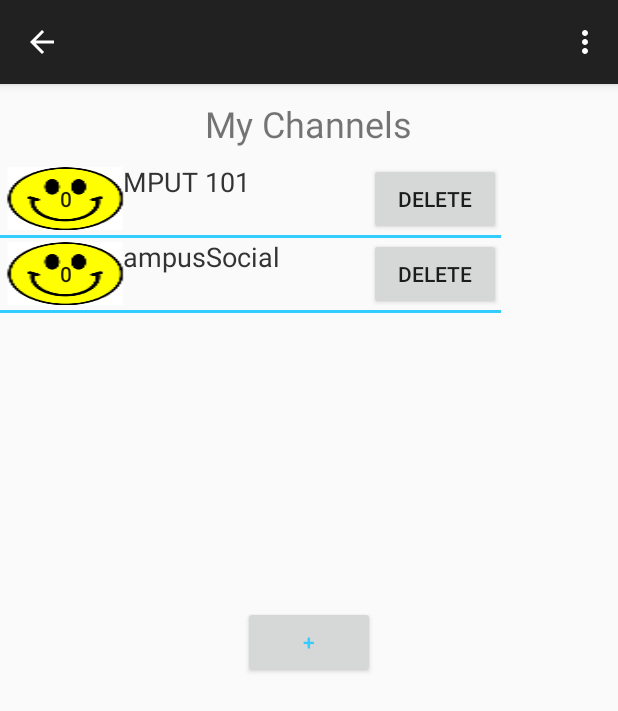
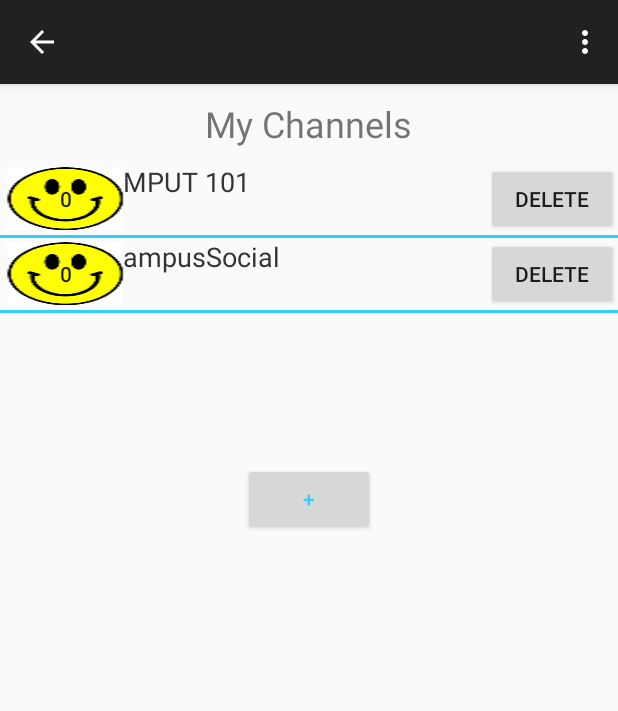
Before and after one commit to cfudge/ClassDiscuss, an Android app: the MyChannelScreen screen opened directly, with no data from a screen before it, on a phone screen of 412 x 824 dp. Shown: the top 711 px of the screen. Run offline under Robolectric (Android 15) with nearby library versions, the phone set to English and light mode, and no system bars.

Commit message:
Fixed orientation of MyChannelScreen

```diff
--- a/ClassDiscuss/app/src/main/res/layout/activity_channel_screen.xml
+++ b/ClassDiscuss/app/src/main/res/layout/activity_channel_screen.xml
@@ -15,8 +15,8 @@
 
     <ListView
         android:id="@+id/listView"
-        android:layout_width="334dp"
-        android:layout_height="295dp"
+        android:layout_width="match_parent"
+        android:layout_height="200dp"
         android:divider="#33CCFF"
         android:dividerHeight="2dp"
         android:scrollbarSize="6dp"
--- a/ClassDiscuss/app/src/main/res/layout/channel_list.xml
+++ b/ClassDiscuss/app/src/main/res/layout/channel_list.xml
@@ -9,8 +9,8 @@
 <TextView
     android:id="@+id/listText"
     android:orientation="vertical"
-    android:layout_width="match_parent"
-    android:layout_height="match_parent"
+    android:layout_width="wrap_content"
+    android:layout_height="wrap_content"
     android:textColor="#333333"
     android:textSize="18sp"
     android:paddingLeft="70sp"
```
